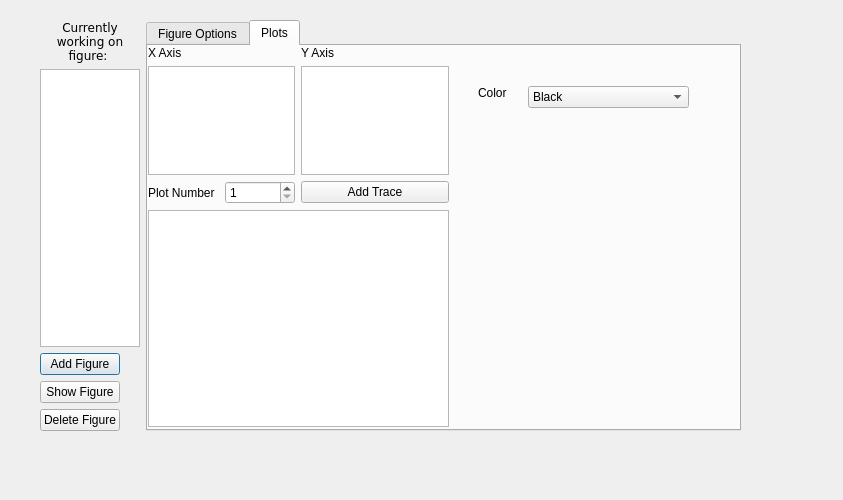
First picture: the form in ui/Ui_EditFigureDialog.ui, repository bbreslauer/PySciPlot, before the edit.
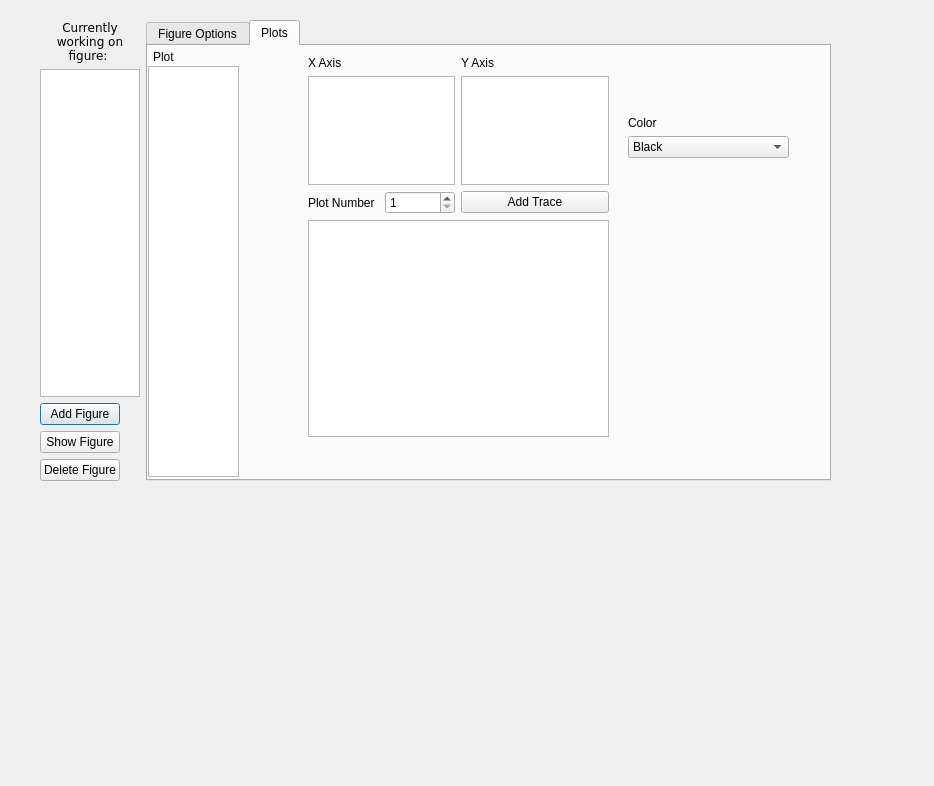
Second picture: the form after the edit.

Commit message: Changed naming from plot list to trace list, to make way for a new plot list and redesigned UI.

Patch:
```diff
--- a/ui/Ui_EditFigureDialog.ui
+++ b/ui/Ui_EditFigureDialog.ui
@@ -6,14 +6,14 @@
    <rect>
     <x>0</x>
     <y>0</y>
-    <width>843</width>
-    <height>500</height>
+    <width>934</width>
+    <height>786</height>
    </rect>
   </property>
   <property name="minimumSize">
    <size>
-    <width>620</width>
-    <height>420</height>
+    <width>800</width>
+    <height>500</height>
    </size>
   </property>
   <property name="baseSize">
@@ -30,8 +30,8 @@
     <rect>
      <x>40</x>
      <y>20</y>
-     <width>701</width>
-     <height>411</height>
+     <width>791</width>
+     <height>461</height>
     </rect>
    </property>
    <layout class="QHBoxLayout" name="horizontalLayout">
@@ -197,8 +197,8 @@
        <widget class="QWidget" name="gridLayoutWidget">
         <property name="geometry">
          <rect>
-          <x>0</x>
-          <y>0</y>
+          <x>160</x>
+          <y>10</y>
           <width>301</width>
           <height>381</height>
          </rect>
@@ -218,7 +218,14 @@
           </widget>
          </item>
          <item row="1" column="0">
-          <widget class="QListView" name="xAxisListView"/>
+          <widget class="QListView" name="xAxisListView">
+           <property name="horizontalScrollBarPolicy">
+            <enum>Qt::ScrollBarAsNeeded</enum>
+           </property>
+           <property name="textElideMode">
+            <enum>Qt::ElideRight</enum>
+           </property>
+          </widget>
          </item>
          <item row="2" column="0">
           <layout class="QHBoxLayout" name="horizontalLayout_3">
@@ -246,7 +253,7 @@
           </widget>
          </item>
          <item row="3" column="0" colspan="2">
-          <widget class="QTableView" name="plotListView">
+          <widget class="QTableView" name="traceTableView">
            <property name="editTriggers">
             <set>QAbstractItemView::NoEditTriggers</set>
            </property>
@@ -259,6 +266,9 @@
            <property name="selectionBehavior">
             <enum>QAbstractItemView::SelectRows</enum>
            </property>
+           <property name="textElideMode">
+            <enum>Qt::ElideRight</enum>
+           </property>
            <property name="sortingEnabled">
             <bool>true</bool>
            </property>
@@ -295,8 +305,8 @@
        <widget class="QLabel" name="label_4">
         <property name="geometry">
          <rect>
-          <x>330</x>
-          <y>40</y>
+          <x>480</x>
+          <y>70</y>
           <width>52</width>
           <height>13</height>
          </rect>
@@ -308,8 +318,8 @@
        <widget class="QComboBox" name="traceColor">
         <property name="geometry">
          <rect>
-          <x>380</x>
-          <y>40</y>
+          <x>480</x>
+          <y>90</y>
           <width>161</width>
           <height>22</height>
          </rect>
@@ -385,6 +395,29 @@
          </property>
         </item>
        </widget>
+       <widget class="QListView" name="plotListView">
+        <property name="geometry">
+         <rect>
+          <x>0</x>
+          <y>20</y>
+          <width>91</width>
+          <height>411</height>
+         </rect>
+        </property>
+       </widget>
+       <widget class="QLabel" name="label_5">
+        <property name="geometry">
+         <rect>
+          <x>5</x>
+          <y>4</y>
+          <width>52</width>
+          <height>13</height>
+         </rect>
+        </property>
+        <property name="text">
+         <string>Plot</string>
+        </property>
+       </widget>
       </widget>
      </widget>
     </item>
```
The commit also changes 8 other files.
